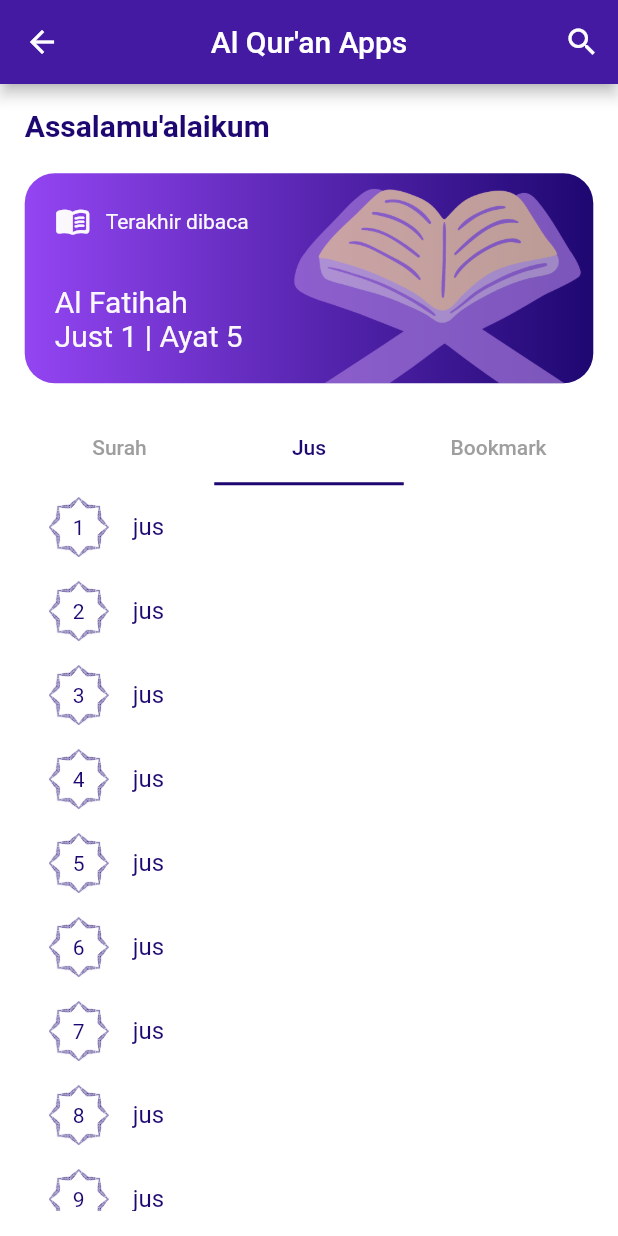
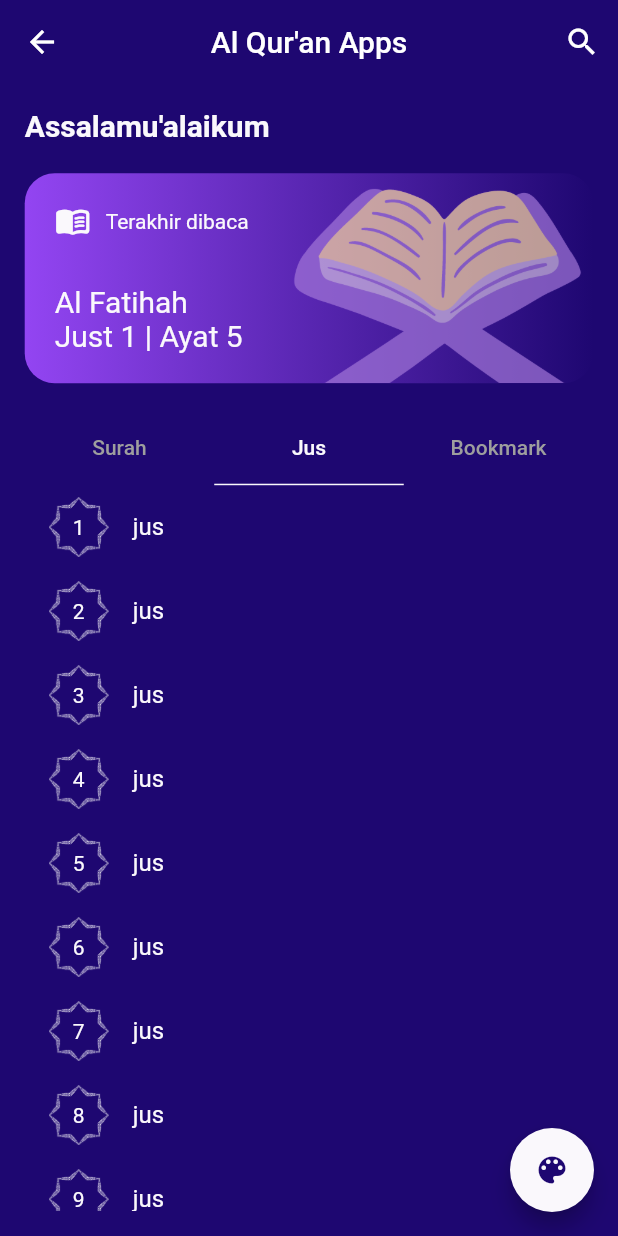
Before and after one commit to snykk/my_quran, a Flutter app: the HomeView screen opened by its route, tab 2 chosen, on a phone screen of 412 x 824 dp. Run offline on Flutter 3.47's test engine with Material 2 defaults, Android fonts, the phone set to English and light mode, and no system bars; our stand-ins replace get, lottie; network calls fail.

Commit message:
toggle change theme surah fix

```diff
--- a/lib/app/constants/palettes.dart
+++ b/lib/app/constants/palettes.dart
@@ -24,6 +24,23 @@ class MyPalettes {
         color: appPurpleDark,
       ),
     ),
+    floatingActionButtonTheme: FloatingActionButtonThemeData(
+      backgroundColor: appPurpleDark,
+    ),
+    listTileTheme: ListTileThemeData(
+      textColor: appPurpleDark,
+    ),
+    tabBarTheme: TabBarTheme(
+      labelColor: MyPalettes.appPurpleDark,
+      unselectedLabelColor: Colors.grey,
+      indicator: BoxDecoration(
+        border: Border(
+          bottom: BorderSide(
+            color: appPurpleDark,
+          ),
+        ),
+      ),
+    ),
   );
 
   static ThemeData appDarkTheme = ThemeData(
@@ -42,5 +59,22 @@ class MyPalettes {
         color: appWhite,
       ),
     ),
+    floatingActionButtonTheme: FloatingActionButtonThemeData(
+      backgroundColor: appWhite,
+    ),
+    listTileTheme: ListTileThemeData(
+      textColor: appWhite,
+    ),
+    tabBarTheme: TabBarTheme(
+      labelColor: MyPalettes.appWhite,
+      unselectedLabelColor: Colors.grey,
+      indicator: BoxDecoration(
+        border: Border(
+          bottom: BorderSide(
+            color: appWhite,
+          ),
+        ),
+      ),
+    ),
   );
 }
--- a/lib/app/modules/home/controllers/home_controller.dart
+++ b/lib/app/modules/home/controllers/home_controller.dart
@@ -5,11 +5,12 @@ import 'package:http/http.dart' as http;
 import '../../../data/models/surah_model.dart';
 
 class HomeController extends GetxController {
+  RxBool isDark = false.obs;
+
   Future<List<SurahModel>> getAllSurah() async {
     var response = await http
         .get(Uri.parse("https://api.quran.sutanlab.id/surah"))
         .timeout(Duration(seconds: 30));
-    print(response);
 
     List data = (json.decode(response.body) as Map<String, dynamic>)["data"];
 
--- a/lib/app/modules/home/views/home_view.dart
+++ b/lib/app/modules/home/views/home_view.dart
@@ -11,6 +11,12 @@ import '../controllers/home_controller.dart';
 class HomeView extends GetView<HomeController> {
   @override
   Widget build(BuildContext context) {
+    if (Get.isDarkMode) {
+      controller.isDark.value = true;
+    } else {
+      controller.isDark.value = false;
+    }
+
     return Scaffold(
       appBar: AppBar(
         title: Text("Al Qur'an Apps"),
@@ -119,9 +125,6 @@ class HomeView extends GetView<HomeController> {
                 ),
               ),
               TabBar(
-                labelColor: Get.isDarkMode ? MyPalettes.appWhite : MyPalettes.appPurpleDark,
-                unselectedLabelColor: Colors.grey,
-                indicatorColor: MyPalettes.appPurpleDark,
                 tabs: [
                   Tab(
                     text: "Surah",
@@ -160,42 +163,33 @@ class HomeView extends GetView<HomeController> {
                               onTap: () {
                                 Get.toNamed(Routes.DETAIL_SURAH, arguments: surahData);
                               },
-                              leading: Container(
+                              leading: Obx(
+                                () => Container(
                                   width: 40,
                                   height: 40,
                                   decoration: BoxDecoration(
                                       image: DecorationImage(
                                     image: AssetImage(
-                                      "assets/logo/index_element_${Get.isDarkMode ? 'dark' : 'light'}.png"),
+                                        "assets/logo/index_element_${controller.isDark.isTrue ? 'dark' : 'light'}.png"),
                                   )),
                                   child: Center(
                                     child: Text(
                                       "${surahData.number}",
-                                  style: TextStyle(
-                                    color: Get.isDarkMode
-                                        ? MyPalettes.appWhite
-                                        : MyPalettes.appPurpleDark,
                                     ),
-                                )),
+                                  ),
+                                ),
                               ),
                               title: Text(
                                 surahData.name?.transliteration?.id ?? 'missing data',
-                                style: TextStyle(
-                                  color: Get.isDarkMode
-                                      ? MyPalettes.appWhite
-                                      : MyPalettes.appPurpleDark,
-                                ),
                               ),
                               subtitle: Text(
                                 "${surahData.numberOfVerses} Ayat | ${surahData.revelation?.id ?? 'missing data'}",
+                                style: TextStyle(
+                                  color: Colors.grey[500],
+                                ),
                               ),
                               trailing: Text(
                                 surahData.name?.short ?? 'missing data',
-                                style: TextStyle(
-                                  color: Get.isDarkMode
-                                      ? MyPalettes.appWhite
-                                      : MyPalettes.appPurpleDark,
-                                ),
                               ),
                             );
                           },
@@ -207,29 +201,24 @@ class HomeView extends GetView<HomeController> {
                       itemBuilder: (context, index) {
                         return ListTile(
                           onTap: () {},
-                          leading: Container(
+                          leading: Obx(
+                            () => Container(
                               width: 40,
                               height: 40,
                               decoration: BoxDecoration(
                                   image: DecorationImage(
                                 image: AssetImage(
-                                  "assets/logo/index_element_${Get.isDarkMode ? 'dark' : 'light'}.png"),
+                                    "assets/logo/index_element_${controller.isDark.isTrue ? 'dark' : 'light'}.png"),
                               )),
                               child: Center(
                                 child: Text(
                                   "${index + 1}",
-                              style: TextStyle(
-                                color:
-                                    Get.isDarkMode ? MyPalettes.appWhite : MyPalettes.appPurpleDark,
                                 ),
-                            )),
+                              ),
+                            ),
                           ),
                           title: Text(
                             "jus",
-                            style: TextStyle(
-                              color:
-                                  Get.isDarkMode ? MyPalettes.appWhite : MyPalettes.appPurpleDark,
-                            ),
                           ),
                         );
                       },
@@ -246,6 +235,20 @@ class HomeView extends GetView<HomeController> {
           ),
         ),
       ),
+      floatingActionButton: FloatingActionButton(
+        onPressed: () {
+          controller.isDark.toggle();
+          Get.isDarkMode
+              ? Get.changeTheme(MyPalettes.appLightTheme)
+              : Get.changeTheme(MyPalettes.appDarkTheme);
+        },
+        child: Obx(
+          () => Icon(
+            Icons.color_lens,
+            color: controller.isDark.isTrue ? MyPalettes.appPurpleDark : MyPalettes.appWhite,
+          ),
+        ),
+      ),
     );
   }
 }
--- a/lib/app/routes/app_pages.dart
+++ b/lib/app/routes/app_pages.dart
@@ -18,7 +18,7 @@ part 'app_routes.dart';
 class AppPages {
   AppPages._();
 
-  static const INITIAL = Routes.HOME;
+  static const INITIAL = Routes.INTRODUCTION;
 
   static final routes = [
     GetPage(
--- a/lib/main.dart
+++ b/lib/main.dart
@@ -8,7 +8,7 @@ import 'app/routes/app_pages.dart';
 void main() {
   runApp(
     GetMaterialApp(
-      theme: MyPalettes.appLightTheme,
+      theme: MyPalettes.appDarkTheme,
       darkTheme: MyPalettes.appLightTheme,
       title: "My Qur'an",
       debugShowCheckedModeBanner: false,
```
Lines whose indentation alone changed are shown as unchanged.
